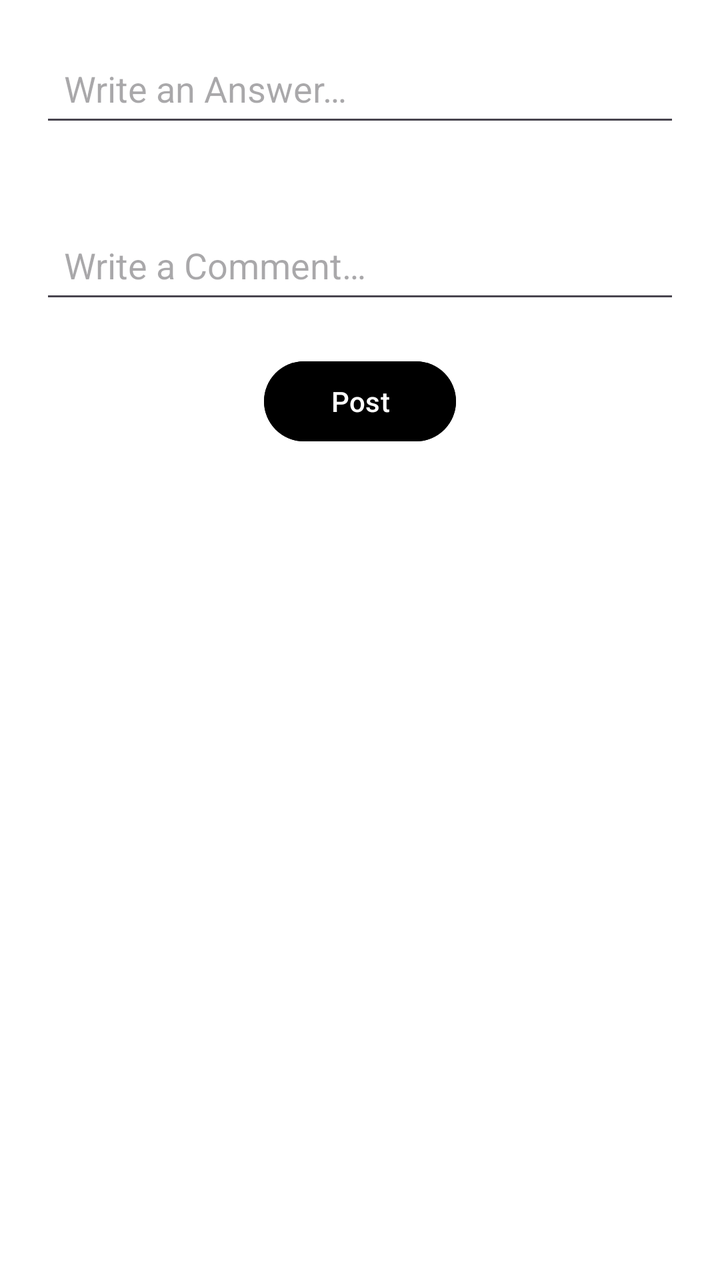
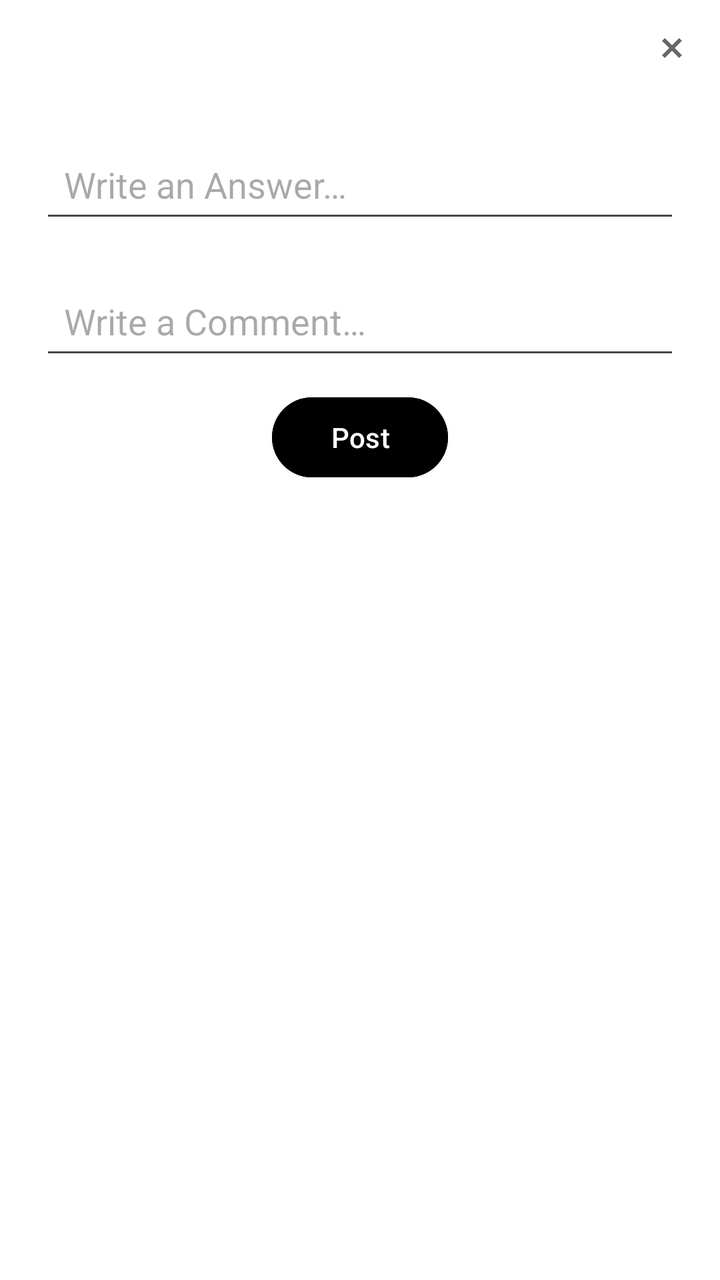

An Android layout rendered at two revisions. The XML below is the earlier revision; the diff shows what the commit changed to produce the second picture.
<!-- AndroidManifest.xml: application theme Theme.TheApp -->
<!-- res/layout/fragment_add_reply.xml -->
<?xml version="1.0" encoding="utf-8"?>
<LinearLayout xmlns:android="http://schemas.android.com/apk/res/android"
    xmlns:tools="http://schemas.android.com/tools"
    android:layout_width="match_parent"
    android:layout_height="wrap_content"
    android:background="@color/nav_view"
    android:orientation="vertical"
    tools:context=".AddReplyFragment">

    <EditText
        android:id="@+id/answerField"
        android:layout_width="match_parent"
        android:layout_height="wrap_content"
        android:layout_gravity="center"
        android:layout_margin="20dp"
        android:padding="12dp"
        android:hint="@string/write_answer"/>

    <EditText
        android:id="@+id/commentField"
        android:layout_width="match_parent"
        android:layout_height="wrap_content"
        android:layout_gravity="center"
        android:layout_margin="20dp"
        android:padding="12dp"
        android:hint="@string/write_comment" />

    <Button
        android:id="@+id/postButton"
        android:layout_width="96dp"
        android:layout_height="48dp"
        android:layout_gravity="center"
        android:layout_marginBottom="24dp"
        android:backgroundTint="@color/primary"
        android:textColor="@color/on_primary"
        android:text="@string/post_button" />

</LinearLayout>
<!-- resources referenced by this layout -->
<resources>
  <color name="nav_view">#FFFFFF</color>
  <color name="on_primary">#FFFFFF</color>
  <color name="primary">#000000</color>
  <string name="post_button">Post</string>
  <string name="write_answer">Write an Answer…</string>
  <string name="write_comment">Write a Comment…</string>
  <style name="Theme.TheApp" parent="Base.Theme.TheApp">
          
          <item name="android:navigationBarColor">@android:color/transparent</item>
          <item name="android:statusBarColor">@android:color/transparent</item>
          <item name="android:windowLightStatusBar">?attr/isLightTheme</item>
      </style>
  <style name="Base.Theme.TheApp" parent="Theme.Material3.DayNight.NoActionBar">
          
          
          <item name="colorSurface">@color/nav_view</item>
          <item name="colorOnBackground">@color/nav_view</item>
          <item name="android:colorBackground">@color/nav_view</item>
          <item name="colorPrimary">@color/primary</item>
          <item name="colorOnPrimary">@color/on_primary</item>
      </style>
</resources>

<!-- the commit's change to res/layout/fragment_add_reply.xml (unified diff, before → after) -->
@@ -1,11 +1,23 @@
 <?xml version="1.0" encoding="utf-8"?>
-<LinearLayout xmlns:android="http://schemas.android.com/apk/res/android"
+<androidx.constraintlayout.widget.ConstraintLayout
+    xmlns:android="http://schemas.android.com/apk/res/android"
+    xmlns:app="http://schemas.android.com/apk/res-auto"
     xmlns:tools="http://schemas.android.com/tools"
     android:layout_width="match_parent"
     android:layout_height="wrap_content"
     android:background="@color/nav_view"
     android:orientation="vertical"
     tools:context=".AddReplyFragment">
+
+    <ImageButton
+        android:id="@+id/close_reply_button"
+        android:layout_width="wrap_content"
+        android:layout_height="wrap_content"
+        android:background="@android:color/transparent"
+        android:padding="12dp"
+        android:src="@drawable/ic_close"
+        app:layout_constraintEnd_toEndOf="parent"
+        app:layout_constraintTop_toTopOf="parent"/>
 
     <EditText
         android:id="@+id/answerField"
@@ -14,7 +26,10 @@
         android:layout_gravity="center"
         android:layout_margin="20dp"
         android:padding="12dp"
-        android:hint="@string/write_answer"/>
+        android:hint="@string/write_answer"
+        app:layout_constraintStart_toStartOf="parent"
+        app:layout_constraintEnd_toEndOf="parent"
+        app:layout_constraintTop_toBottomOf="@id/close_reply_button"/>
 
     <EditText
         android:id="@+id/commentField"
@@ -23,16 +38,29 @@
         android:layout_gravity="center"
         android:layout_margin="20dp"
         android:padding="12dp"
-        android:hint="@string/write_comment" />
+        android:hint="@string/write_comment"
+        app:layout_constraintStart_toStartOf="parent"
+        app:layout_constraintEnd_toEndOf="parent"
+        app:layout_constraintTop_toBottomOf="@id/answerField"/>
 
     <Button
         android:id="@+id/postButton"
-        android:layout_width="96dp"
-        android:layout_height="48dp"
+        android:layout_width="wrap_content"
+        android:layout_height="wrap_content"
         android:layout_gravity="center"
-        android:layout_marginBottom="24dp"
+        android:layout_margin="10dp"
         android:backgroundTint="@color/primary"
         android:textColor="@color/on_primary"
-        android:text="@string/post_button" />
+        android:text="@string/post_button"
+        app:layout_constraintStart_toStartOf="parent"
+        app:layout_constraintEnd_toEndOf="parent"
+        app:layout_constraintTop_toBottomOf="@id/commentField"/>
 
-</LinearLayout>
+    <View
+        android:layout_width="0dp"
+        android:layout_height="16dp"
+        app:layout_constraintTop_toBottomOf="@id/postButton"
+        app:layout_constraintStart_toStartOf="parent"
+        app:layout_constraintEnd_toEndOf="parent" />
+
+</androidx.constraintlayout.widget.ConstraintLayout>
<!-- resource entries referenced after the edit -->
@@ -3,6 +3,18 @@
   <color name="nav_view">#FFFFFF</color>
   <color name="on_primary">#FFFFFF</color>
   <color name="primary">#000000</color>
+  <!-- drawable ic_close (drawable-anydpi) -->
+  <vector xmlns:android="http://schemas.android.com/apk/res/android"
+      android:width="24dp"
+      android:height="24dp"
+      android:viewportWidth="960"
+      android:viewportHeight="960"
+      android:tint="@color/primary"
+      android:alpha="0.6">
+    <path
+        android:fillColor="@android:color/white"
+        android:pathData="M336,680L280,624L424,480L280,337L336,281L480,425L623,281L679,337L535,480L679,624L623,680L480,536L336,680Z"/>
+  </vector>
   <string name="post_button">Post</string>
   <string name="write_answer">Write an Answer…</string>
   <string name="write_comment">Write a Comment…</string>
